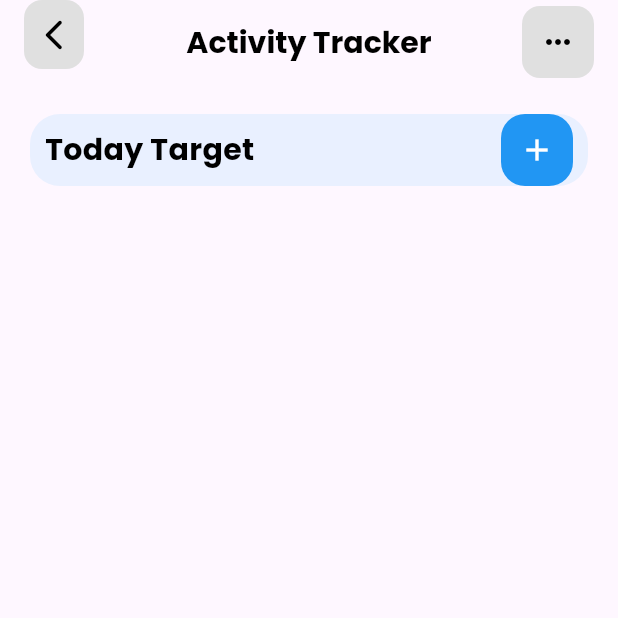
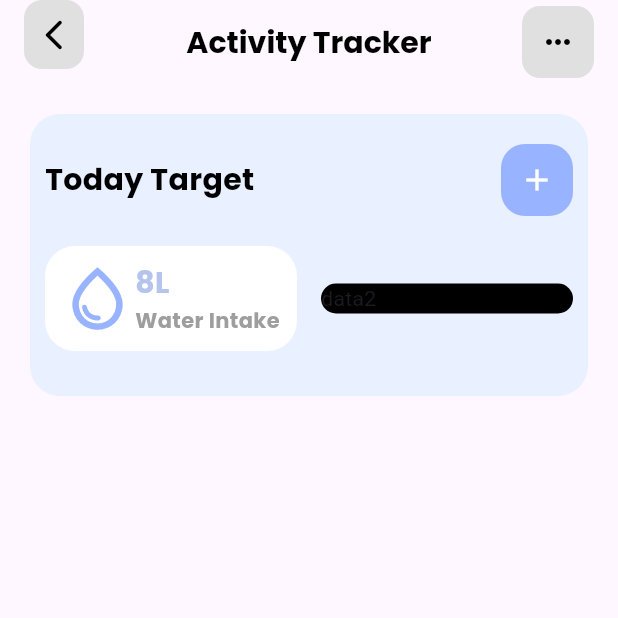
Before and after one commit to vLSunny/Pemrograman-Mobile, a Flutter app: the ActivityTrackerScreen screen opened directly, on a phone screen of 412 x 824 dp, the top half of it. Run offline on Flutter 3.47's test engine with Material 3 defaults, Android fonts, the phone set to English and light mode, and no system bars; our stand-ins replace convex_bottom_bar, fl_chart, google_fonts, syncfusion_flutter_calendar, syncfusion_flutter_charts; key blocks and very long unbroken strings in the code were emptied for the run.

Commit message:
Updated Code

```diff
--- a/lib/screens/activity_tracker_screen.dart
+++ b/lib/screens/activity_tracker_screen.dart
@@ -70,7 +70,7 @@ class _ActivityTrackerScreenState extends State<ActivityTrackerScreen> {
                       children: [
 
                         Padding(
-                          padding: EdgeInsets.only(left: 10.0, right: 10.0),
+                          padding: EdgeInsets.fromLTRB(10.0, 20.0, 10.0, 20.0),
                           child: Row(
                             mainAxisAlignment: MainAxisAlignment.spaceBetween,
                             children: [
@@ -86,18 +86,88 @@ class _ActivityTrackerScreenState extends State<ActivityTrackerScreen> {
                               ),
                               Container(
                                 decoration: BoxDecoration(
-                                  color: Colors.blue,             // Button (background) color
-                                  //shape: BoxShape.rectangle,         // Make it circular
+                                  color: Color(0XFF98B3FF),
                                   borderRadius: BorderRadius.circular(16.0),
                                 ),
                                 child: IconButton(
                                   icon: Icon(Icons.add),
-                                  color: Colors.white,            // Icon color
-                                  onPressed: () {
-                                    // Your logic here
-                                  },
+                                  color: Colors.white,
+                                  onPressed: () {},
                                 ),
                               )
+
+                            ],
+                          ),
+                        ),
+
+                        Padding(
+                          padding: EdgeInsets.fromLTRB(10.0, 0.0, 10.0, 30.0),
+                          child: Row(
+                            children: [
+
+                              Expanded(
+                                child: Container(
+                                  decoration: BoxDecoration(
+                                    borderRadius: BorderRadius.circular(20.0),
+                                    color: Colors.white,
+                                  ),
+                                  child: Padding(
+                                    padding: EdgeInsets.fromLTRB(10.0, 10.0, 10.0, 10.0),
+                                    child: Row(
+                                      children: [
+
+                                        Icon(
+                                          Icons.water_drop_outlined,
+                                          color: Color(0XFF98B3FF),
+                                          size: 50,
+                                        ),
+
+                                        Column(
+                                          crossAxisAlignment: CrossAxisAlignment.start,
+                                          children: [
+
+                                            Text("8L",
+                                              style: GoogleFonts.poppins(
+                                                textStyle: TextStyle(
+                                                    fontSize: 20,
+                                                    fontWeight: FontWeight.bold,
+                                                    color: Color(0XFFB5C4EC),
+                                                ),
+                                              ),
+                                            ),
+
+                                            Text("Water Intake",
+                                              style: GoogleFonts.poppins(
+                                                textStyle: TextStyle(
+                                                  fontSize: 14,
+                                                  fontWeight: FontWeight.bold,
+                                                  color: Colors.grey,
+                                                ),
+                                              ),
+                                            ),
+
+                                          ],
+                                        ),
+
+                                      ],
+                                    ),
+                                  ),
+                                ),
+                              ),
+
+                              SizedBox(
+                                width: 16,
+                              ),
+
+                              Expanded(
+                                child: Container(
+                                  decoration: BoxDecoration(
+                                    borderRadius: BorderRadius.circular(20.0),
+                                    color: Colors.black,
+                                  ),
+                                  child: Text("data2"),
+                                ),
+                              ),
 
                             ],
                           ),
```
